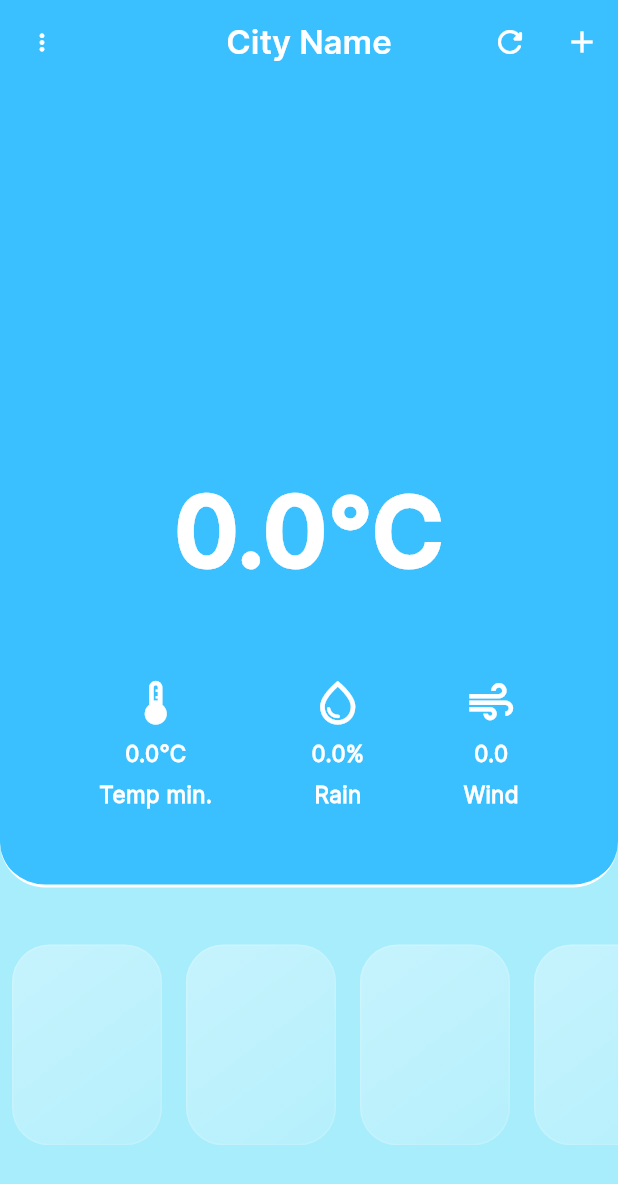
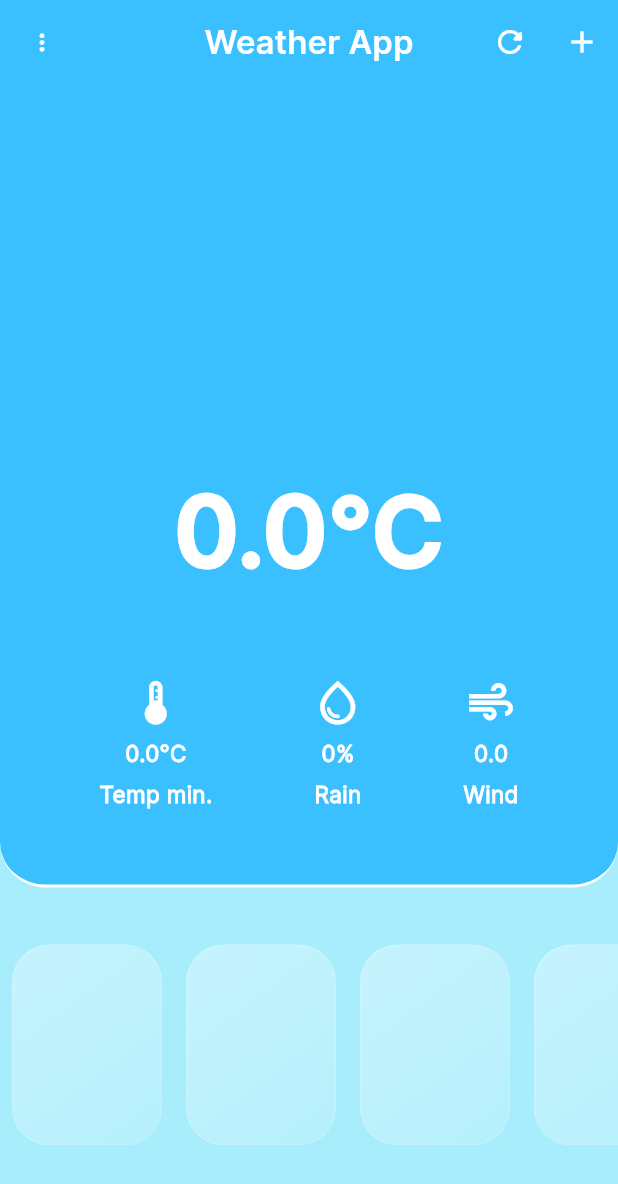
Before and after one commit to saivarshith67/weatherapp, a Flutter app: the screen it shows after launch, on a phone screen of 412 x 824 dp. Shown: the top 1184 px of the screen. Run offline on Flutter 3.47's test engine with Material 3 defaults, Android fonts, the phone set to English and light mode, and no system bars; our stand-ins replace geolocator.

Commit message:
Daily changes

```diff
--- a/lib/WeatherDetailsUI.dart
+++ /dev/null
@@ -1 +0,0 @@
-import 'package:flutter/material.dart';
--- a/lib/WeatherDetailsWidget.dart
+++ /dev/null
@@ -1,142 +0,0 @@
-import 'package:flutter/material.dart';
-import 'package:geolocator/geolocator.dart';
-import 'package:weatherapp/DailyWeatherServices.dart';
-import 'package:weatherapp/GetCurrentWeatherDetails.dart';
-import 'LocationDetails.dart';
-import 'coloursAndStyles.dart';
-import 'dart:math';
-
-class WeatherDetailsWidget extends StatefulWidget {
-  final BuildContext context;
-  const WeatherDetailsWidget({super.key, required this.context});
-
-  @override
-  State<WeatherDetailsWidget> createState() => _WeatherDetailsWidgetState();
-}
-
-class _WeatherDetailsWidgetState extends State<WeatherDetailsWidget> {
-  String time = "";
-  double tempMax = 0;
-  double tempMin = 0;
-  double precipitationProbability = 0;
-  double windSpeed = 0;
-  String description = "";
-  Position? position;
-  double? latitude = 0;
-  double? longitude = 0;
-  Map<String,dynamic> map = {};
-
-  // _WeatherDetailsWidgetState({required this.context});
-
-
-
-
-  @override
-  void initState(){
-    super.initState();
-    _fetchWeatherData(context);
-  }
-
-  _fetchWeatherData(BuildContext context) async {
-    // Make your API call, or other actions to fetch data
-    // Update the state variables with the fetched data
-    // position = DeterminePosition().determinePosition(context)
-    // CurrentWeatherServices().fetchCurrentWeatherDetails();
-    position = await DeterminePosition().determinePosition(context);
-    latitude = position?.latitude;
-    longitude = position?.longitude;
-    latitude = 10.732;
-    longitude = 79.0151;
-    map = await DailyWeatherServices(latitude: latitude,longitude: longitude).fetchDailyWeatherDetails();
-
-    tempMax = map['temperature2mMax']?[0];
-    tempMin = map['temperature2mMin']?[0];
-    precipitationProbability = map['precipitationProbabilityMax']?[0];
-    windSpeed = map['windSpeed10mMax']?[0];
-
-
-
-
-
-    setState(() {
-      // Update state to trigger a rebuild
-    });
-  }
-
-
-  @override
-  Widget build(BuildContext context) {
-    // print("Build method called\n\n\n\n\n\n\n\n");
-    final size = MediaQuery.of(context).size;
-    double width = size.width;
-    double height = size.height;
-    return  SizedBox(
-      height: height * 0.65,
-      width: width,
-
-      child: Expanded(
-        child: Container(
-          decoration: BoxDecoration(
-            border: const Border(bottom: BorderSide(width: 2,color: Colors.white)),
-            color: ColourPalette().blue.withOpacity(1.0),
-            borderRadius: const BorderRadius.only(
-              bottomLeft: Radius.circular(30.0),
-              bottomRight: Radius.circular(30.0),
-            ),
-          ),
-          child: Column(
-            children: [
-              Text(
-                  "$time",
-                  style: TextStyle(fontFamily: "InterSemiBold",color: Colors.white, fontSize: 15.0),
-              ),
-              //Icon
-              const SizedBox(height: 230,),
-              Text("$tempMax°C",style: HeadingStyle().toTextStyle(),),
-              const SizedBox(height: 20,),
-              const SizedBox(height: 30,),
-              Row(
-                mainAxisAlignment: MainAxisAlignment.spaceEvenly,
-                children: [
-                  Container(
-                    child: Column(
-                      children: [
-                        const Icon(Icons.thermostat,color: Colors.white,size: 35,),
-                        const SizedBox(height: 6,),
-                        Text("$tempMin°C", style:  RegularStyle().toTextStyle(),),
-                        const SizedBox(height: 6,),
-                        Text("Temp min.", style: RegularStyle().toTextStyle(),),
-                      ],
-                    ),
-                  ),
-                  Container(
-                    child: Column(
-                      children: [
-                        const Icon(Icons.water_drop_outlined,color: Colors.white,size: 35,),
-                        const SizedBox(height: 6,),
-                        Text("$precipitationProbability%", style: RegularStyle().toTextStyle(),),
-                        const SizedBox(height: 6,),
-                        Text("Rain", style: RegularStyle().toTextStyle(),),
-                      ],
-                    ),
-                  ),
-                  Container(
-                    child: Column(
-                      children: [
-                        const Icon(Icons.air,color: Colors.white,size: 35,),
-                        const SizedBox(height: 6,),
-                        Text("$windSpeed", style: RegularStyle().toTextStyle(),),
-                        const SizedBox(height: 6,),
-                        Text("Wind", style: RegularStyle().toTextStyle(),),
-                      ],
-                    ),
-                  ),
-                ],
-              )
-            ],
-          ),
-        ),
-      ),
-    );
-  }
-}
--- a/lib/coloursAndStyles.dart
+++ b/lib/colours_and_text_styles.dart
@@ -1,6 +1,6 @@
 import 'package:flutter/material.dart';
 
-class ColourPalette{
+class ColourPalette {
   final blue = const Color(0x903abfff);
   final lightBlue = const Color(0x90a8edfc);
   final darkBlue = const Color(0x902d3eb0);
@@ -9,7 +9,7 @@ class ColourPalette{
   final darkViolet = const Color(0x908a80b4);
 }
 
-class HeadingStyle{
+class HeadingStyle {
   final double fontSize;
   final FontWeight fontWeight;
   final Color color;
@@ -32,7 +32,7 @@ class HeadingStyle{
   }
 }
 
-class RegularStyle{
+class RegularStyle {
   final double fontSize;
   final FontWeight fontWeight;
   final Color color;
--- a/lib/DailyWeatherServices.dart
+++ b/lib/daily_weather_services.dart
@@ -9,7 +9,7 @@ class DailyWeatherData {
   final List<double> uvIndexMax;
   final List<double> uvIndexClearSkyMax;
   final List<double> precipitationHours;
-  final List<double> precipitationProbabilityMax;
+  final List<int> precipitationProbabilityMax;
   final List<double> windSpeed10mMax;
 
   const DailyWeatherData({
@@ -25,17 +25,23 @@ class DailyWeatherData {
   });
 
   factory DailyWeatherData.fromJson(Map<String, dynamic> json) {
-
-
     final List<String> time = (json['daily']['time'] as List).cast<String>();
-    final List<int> weatherCode = (json['daily']['weather_code'] as List).cast<int>();
-    final List<double> temperature2mMax = (json['daily']['temperature_2m_max'] as List).cast<double>();
-    final List<double> temperature2mMin = (json['daily']['temperature_2m_min'] as List).cast<double>();
-    final List<double> uvIndexMax = (json['daily']['uv_index_max'] as List).cast<double>();
-    final List<double> uvIndexClearSkyMax = (json['daily']['uv_index_clear_sky_max'] as List).cast<double>();
-    final List<double> precipitationHours = (json['daily']['precipitation_hours'] as List).cast<double>();
-    final List<double> precipitationProbabilityMax = (json['daily']['precipitation_probability_max'] as List).cast<double>();
-    final List<double> windSpeed10mMax = (json['daily']['wind_speed_10m_max'] as List).cast<double>();
+    final List<int> weatherCode =
+        (json['daily']['weather_code'] as List).cast<int>();
+    final List<double> temperature2mMax =
+        (json['daily']['temperature_2m_max'] as List).cast<double>();
+    final List<double> temperature2mMin =
+        (json['daily']['temperature_2m_min'] as List).cast<double>();
+    final List<double> uvIndexMax =
+        (json['daily']['uv_index_max'] as List).cast<double>();
+    final List<double> uvIndexClearSkyMax =
+        (json['daily']['uv_index_clear_sky_max'] as List).cast<double>();
+    final List<double> precipitationHours =
+        (json['daily']['precipitation_hours'] as List).cast<double>();
+    final List<int> precipitationProbabilityMax =
+        (json['daily']['precipitation_probability_max'] as List).cast<int>();
+    final List<double> windSpeed10mMax =
+        (json['daily']['wind_speed_10m_max'] as List).cast<double>();
 
     return DailyWeatherData(
       time: time,
@@ -51,7 +57,7 @@ class DailyWeatherData {
   }
 }
 
-class DailyWeatherServices{
+class DailyWeatherServices {
   final double? latitude;
   final double? longitude;
 
@@ -64,30 +70,37 @@ class DailyWeatherServices{
     final response = await http.get(url);
     if (response.statusCode == 200) {
       final data = jsonDecode(response.body);
+      print(data);
       final Map<String, dynamic> map = {
-        'time' : <String>[],
-        'weatherCode' : <int>[],
-        'temperature2mMax' : <double>[],
-        'temperature2mMin' : <double>[],
-        'uvIndexMax' : <double>[],
-        'uvIndexClearSkyMax' : <double>[],
-        'precipitationHours' : <double>[],
-        'precipitationProbabilityMax' : <int>[],
-        'windSpeed10mMax' : <double>[],
+        'time': <String>[],
+        'weatherCode': <int>[],
+        'temperature2mMax': <double>[],
+        'temperature2mMin': <double>[],
+        'uvIndexMax': <double>[],
+        'uvIndexClearSkyMax': <double>[],
+        'precipitationHours': <double>[],
+        'precipitationProbabilityMax': <int>[],
+        'windSpeed10mMax': <double>[],
       };
 
       map['time'] = DailyWeatherData.fromJson(data).time;
       map['weatherCode'] = DailyWeatherData.fromJson(data).weatherCode;
-      map['temperature2mMax'] = DailyWeatherData.fromJson(data).temperature2mMax;
-      map['temperature2mMin'] = DailyWeatherData.fromJson(data).temperature2mMin;
+      map['temperature2mMax'] =
+          DailyWeatherData.fromJson(data).temperature2mMax;
+
+      map['temperature2mMin'] =
+          DailyWeatherData.fromJson(data).temperature2mMin;
+
       map['uvIndexMax'] = DailyWeatherData.fromJson(data).uvIndexMax;
-      map['uvIndexClearSkyMax'] = DailyWeatherData.fromJson(data).uvIndexClearSkyMax;
-      map['precipitationHours'] = DailyWeatherData.fromJson(data).precipitationHours;
-      map['precipitationProbabilityMax'] = DailyWeatherData.fromJson(data).precipitationProbabilityMax;
+      map['uvIndexClearSkyMax'] =
+          DailyWeatherData.fromJson(data).uvIndexClearSkyMax;
+      map['precipitationHours'] =
+          DailyWeatherData.fromJson(data).precipitationHours;
+      map['precipitationProbabilityMax'] =
+          DailyWeatherData.fromJson(data).precipitationProbabilityMax;
       map['windSpeed10mMax'] = DailyWeatherData.fromJson(data).windSpeed10mMax;
 
       print(map);
-
 
       return map;
     } else {
--- a/lib/GetCurrentWeatherDetails.dart
+++ b/lib/get_current_weather_details.dart
@@ -67,8 +67,6 @@ class CurrentWeatherServices {
       map['cloudCover'] = data['current']['cloud_cover'];
       map['windSpeed10m'] = data['current']['wind_speed_10m'];
 
-
-
       return map;
     } else {
       throw Exception("Failed to Fetch data ${response.statusCode}");
--- a/lib/HomePage.dart
+++ b/lib/home_page.dart
@@ -1,53 +1,61 @@
-import 'GetCurrentWeatherDetails.dart';
 import 'package:flutter/material.dart';
-import 'package:weatherapp/FrostedGlassWidget.dart';
-import 'package:weatherapp/WeatherDetailsWidget.dart';
-import 'package:weatherapp/coloursAndStyles.dart';
-
-
-
+import 'package:weatherapp/frosted_glass_widget.dart';
+import 'package:weatherapp/weather_details_widget.dart';
+import 'package:weatherapp/colours_and_text_styles.dart';
 
 class MyHomePage extends StatefulWidget {
   const MyHomePage({super.key});
-
-
 
   @override
   State<MyHomePage> createState() => _MyHomePageState();
 }
 
 class _MyHomePageState extends State<MyHomePage> {
-
-
   @override
   Widget build(BuildContext context) {
     return Scaffold(
       appBar: AppBar(
         backgroundColor: ColourPalette().blue.withOpacity(1),
-        title: const  Text(
-          "City Name",
+        title: const Text(
+          "Weather App",
           style: TextStyle(
             fontFamily: "InterSemibold",
             color: Colors.white,
             fontWeight: FontWeight.w700,
           ),
         ),
-        leading: TextButton(child: const Icon(Icons.more_vert_rounded,color: Colors.white), onPressed: () {},),
+        leading: TextButton(
+          child: const Icon(Icons.more_vert_rounded, color: Colors.white),
+          onPressed: () {},
+        ),
         actions: [
-          IconButton(onPressed: (){setState(() {
-
-          });}, icon: const Icon(Icons.refresh_rounded, color: Colors.white,)),
-          IconButton(onPressed: () {}, icon: const Icon(Icons.add, color: Colors.white,)),
+          IconButton(
+              onPressed: () {
+                setState(() {});
+              },
+              icon: const Icon(
+                Icons.refresh_rounded,
+                color: Colors.white,
+              )),
+          IconButton(
+              onPressed: () {},
+              icon: const Icon(
+                Icons.add,
+                color: Colors.white,
+              )),
         ],
-
         centerTitle: true,
       ),
       backgroundColor: ColourPalette().lightBlue.withOpacity(1.0),
-      body:  Column(
+      body: Column(
         crossAxisAlignment: CrossAxisAlignment.center,
         children: <Widget>[
-          WeatherDetailsWidget(context: context,),
-          const SizedBox(height: 30,),
+          WeatherDetailsWidget(
+            context: context,
+          ),
+          const SizedBox(
+            height: 30,
+          ),
           SizedBox(
             height: 150,
             child: ListView.builder(
@@ -55,15 +63,12 @@ class _MyHomePageState extends State<MyHomePage> {
                 itemCount: 24,
                 shrinkWrap: true,
                 itemBuilder: (context, index) => Padding(
-                  padding: const EdgeInsets.all(8.0),
-                  child: FrostedGlassWidget(),
-                )
-            ),
+                      padding: const EdgeInsets.all(8.0),
+                      child: FrostedGlassWidget(),
+                    )),
           )
-
         ],
       ),
-
     );
   }
 }
--- /dev/null
+++ b/lib/weather_details_widget.dart
@@ -0,0 +1,186 @@
+import 'package:flutter/material.dart';
+import 'package:geolocator/geolocator.dart';
+import 'package:weatherapp/daily_weather_services.dart';
+import 'location_details.dart';
+import 'colours_and_text_styles.dart';
+
+class WeatherDetailsWidget extends StatefulWidget {
+  final BuildContext context;
+
+  const WeatherDetailsWidget({super.key, required this.context});
+
+  @override
+  State<WeatherDetailsWidget> createState() => _WeatherDetailsWidgetState();
+}
+
+class _WeatherDetailsWidgetState extends State<WeatherDetailsWidget> {
+  String time = "";
+  double tempMax = 0;
+  double tempMin = 0;
+  int precipitationProbability = 0;
+  double windSpeed = 0;
+  String description = "";
+  Position? position;
+  double? latitude = 0;
+  double? longitude = 0;
+  Map<String, dynamic> map = {};
+
+  @override
+  void initState() {
+    super.initState();
+    _fetchWeatherData(context);
+  }
+
+  _fetchWeatherData(BuildContext context) async {
+    // Make your API call, or other actions to fetch data
+    // Update the state variables with the fetched data
+    // position = DeterminePosition().determinePosition(context)
+    // CurrentWeatherServices().fetchCurrentWeatherDetails();
+    position = await DeterminePosition().determinePosition(context);
+    latitude = position?.latitude;
+    longitude = position?.longitude;
+    map = await DailyWeatherServices(latitude: latitude, longitude: longitude)
+        .fetchDailyWeatherDetails();
+
+    print(map);
+
+    tempMax = map['temperature2mMax']?[0];
+    tempMin = map['temperature2mMin']?[0];
+    precipitationProbability = map['precipitationProbabilityMax']?[0];
+    windSpeed = map['windSpeed10mMax']?[0];
+
+    setState(() {
+      // Update state to trigger a rebuild
+    });
+  }
+
+  @override
+  Widget build(BuildContext context) {
+    // print("Build method called\n\n\n\n\n\n\n\n");
+    final size = MediaQuery.of(context).size;
+    double width = size.width;
+    double height = size.height;
+    return SizedBox(
+      height: height * 0.65,
+      width: width,
+      child: Expanded(
+        child: Container(
+          decoration: BoxDecoration(
+            border:
+                const Border(bottom: BorderSide(width: 2, color: Colors.white)),
+            color: ColourPalette().blue.withOpacity(1.0),
+            borderRadius: const BorderRadius.only(
+              bottomLeft: Radius.circular(30.0),
+              bottomRight: Radius.circular(30.0),
+            ),
+          ),
+          child: Column(
+            children: [
+              Text(
+                time,
+                style: const TextStyle(
+                    fontFamily: "InterSemiBold",
+                    color: Colors.white,
+                    fontSize: 15.0),
+              ),
+              //Icon
+              const SizedBox(
+                height: 230,
+              ),
+              Text(
+                "$tempMax°C",
+                style: HeadingStyle().toTextStyle(),
+              ),
+              const SizedBox(
+                height: 20,
+              ),
+              const SizedBox(
+                height: 30,
+              ),
+              Row(
+                mainAxisAlignment: MainAxisAlignment.spaceEvenly,
+                children: [
+                  Container(
+                    child: Column(
+                      children: [
+                        const Icon(
+                          Icons.thermostat,
+                          color: Colors.white,
+                          size: 35,
+                        ),
+                        const SizedBox(
+                          height: 6,
+                        ),
+                        Text(
+                          "$tempMin°C",
+                          style: RegularStyle().toTextStyle(),
+                        ),
+                        const SizedBox(
+                          height: 6,
+                        ),
+                        Text(
+                          "Temp min.",
+                          style: RegularStyle().toTextStyle(),
+                        ),
+                      ],
+                    ),
+                  ),
+                  Container(
+                    child: Column(
+                      children: [
+                        const Icon(
+                          Icons.water_drop_outlined,
+                          color: Colors.white,
+                          size: 35,
+                        ),
+                        const SizedBox(
+                          height: 6,
+                        ),
+                        Text(
+                          "$precipitationProbability%",
+                          style: RegularStyle().toTextStyle(),
+                        ),
+                        const SizedBox(
+                          height: 6,
+                        ),
+                        Text(
+                          "Rain",
+                          style: RegularStyle().toTextStyle(),
+                        ),
+                      ],
+                    ),
+                  ),
+                  Container(
+                    child: Column(
+                      children: [
+                        const Icon(
+                          Icons.air,
+                          color: Colors.white,
+                          size: 35,
+                        ),
+                        const SizedBox(
+                          height: 6,
+                        ),
+                        Text(
+                          "$windSpeed",
+                          style: RegularStyle().toTextStyle(),
+                        ),
+                        const SizedBox(
+                          height: 6,
+                        ),
+                        Text(
+                          "Wind",
+                          style: RegularStyle().toTextStyle(),
+                        ),
+                      ],
+                    ),
+                  ),
+                ],
+              )
+            ],
+          ),
+        ),
+      ),
+    );
+  }
+}
```
Also changed, not shown: lib/frosted_glass_widget.dart (renamed from lib/FrostedGlassWidget.dart, +5 -15 lines), lib/location_details.dart (renamed from lib/LocationDetails.dart, +3 -9 lines), lib/main.dart (+6 -7 lines), lib/weather_details_ui.dart (added). Lines whose indentation alone changed are shown as unchanged.
